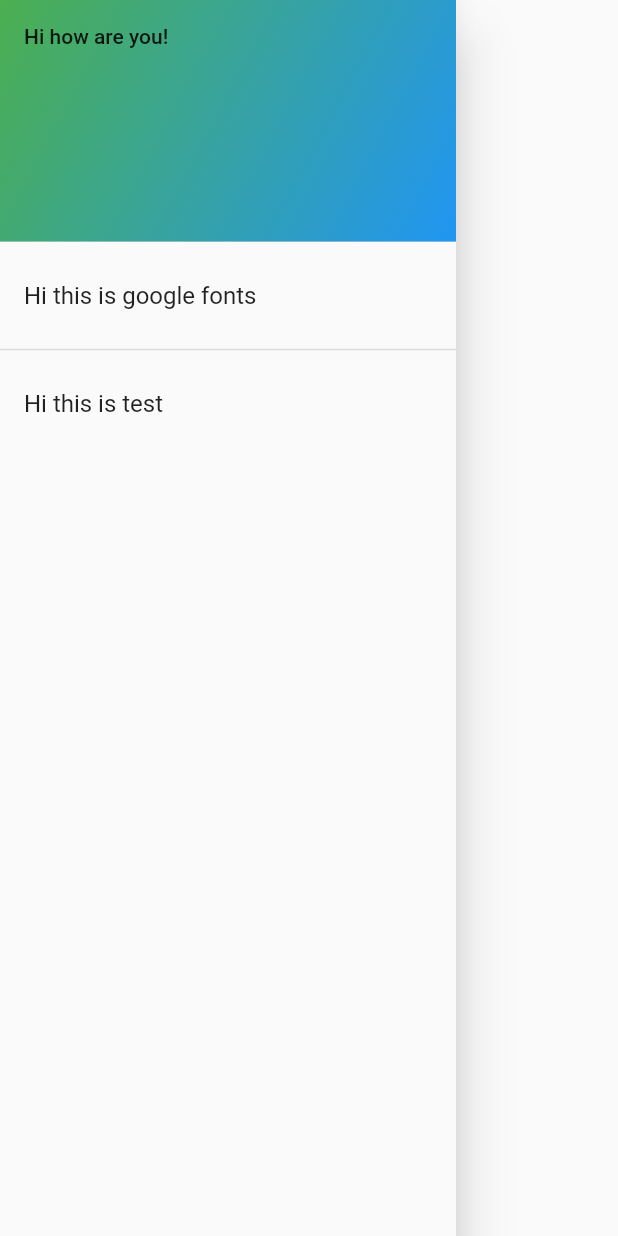
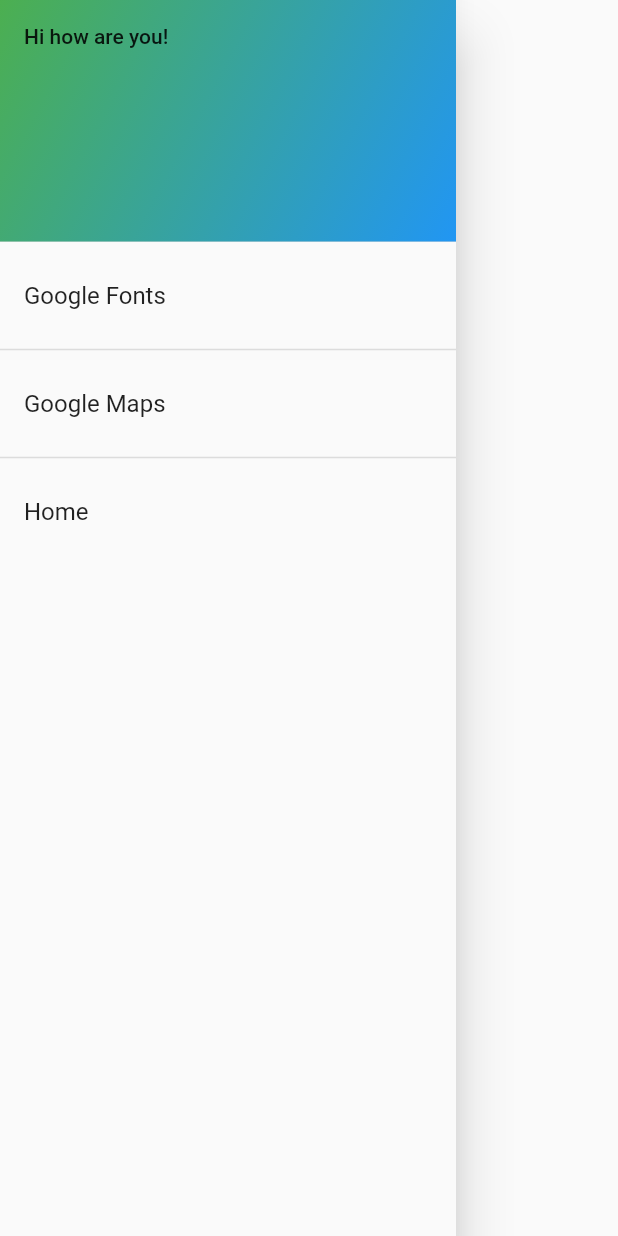
Before and after one commit to dhanasekarkannan/flutterground, a Flutter app: the DrawerWidget widget shown alone on an empty page, opened directly, on a phone screen of 412 x 824 dp. Run offline on Flutter 3.47's test engine with Material 2 defaults, Android fonts, the phone set to English and light mode, and no system bars; our stand-ins replace google_fonts, google_maps_flutter.

Commit message:
Google maps added

```diff
--- a/lib/main.dart
+++ b/lib/main.dart
@@ -1,4 +1,5 @@
 import 'package:flutter/material.dart';
+import 'package:flutterground/screens/google_maps_screen.dart';
 import 'package:google_fonts/google_fonts.dart';
 
 
@@ -12,12 +13,14 @@ class MyApp extends StatelessWidget {
   Widget build(BuildContext context) {
     return MaterialApp(
       title: 'Flutter Demo',
+      debugShowCheckedModeBanner: false,
       theme: ThemeData(
         primarySwatch: Colors.blue,
       ),
       routes: {
-        '/' : (context) => MyHomePage( title: 'Home',),
-        'google_fonts' : (context) => GoogleFontsScreen(),
+        '/' : (BuildContext context) => MyHomePage( title: 'Home',),
+        '/google_fonts' : (BuildContext context) => GoogleFontsScreen(),
+        '/google_maps' : (BuildContext context) => GoogleMapsScreen(),
       },
     );
   }
--- a/lib/screens/google_fonts_screen.dart
+++ b/lib/screens/google_fonts_screen.dart
@@ -3,7 +3,9 @@ import 'package:flutterground/widgets/drawer_widget.dart';
 import 'package:google_fonts/google_fonts.dart';
 
 class GoogleFontsScreen extends StatelessWidget {
-  String _subtitle = 'ABCDEFGHIJKLMNOPQRSTUVWXYZ';
+
+  final String _subtitle = 'ABCDEFGHIJKLMNOPQRSTUVWXYZ';
+
   @override
   Widget build(BuildContext context) {
     return Scaffold(
--- a/lib/widgets/drawer_widget.dart
+++ b/lib/widgets/drawer_widget.dart
@@ -1,4 +1,3 @@
-import 'dart:convert';
 
 import 'package:flutter/material.dart';
 
@@ -21,21 +20,28 @@ class DrawerWidget extends StatelessWidget {
               ),
             ),
           ),
-          InkWell(splashColor: Colors.green,
-          focusColor: Colors.pink,
-              child: ListTile(
-            title: Text('Hi this is google fonts'),
-            onTap: () {
-              Navigator.popAndPushNamed(context, 'google_fonts');
-            },
-          ),
+          InkWell(
+            splashColor: Colors.green,
+            focusColor: Colors.pink,
+            child: ListTile(
+              title: Text('Google Fonts'),
+              onTap: () {
+                Navigator.popAndPushNamed(context, '/google_fonts');
+              },
+            ),
           ),
           Divider(thickness: 1.0),
           ListTile(
-            title: Text('Hi this is test'),
+            title: Text('Google Maps'),
+            onTap: () {
+              Navigator.pushReplacementNamed(context, '/google_maps');
+            },
+          ),
+          Divider(thickness: 1.0),
+          ListTile(
+            title: Text('Home'),
             onTap: () {
               Navigator.pushReplacementNamed(context, '/');
-
             },
           ),
         ],
```
Also changed, not shown: lib/screens/google_maps_screen.dart (+38 -1 lines).
